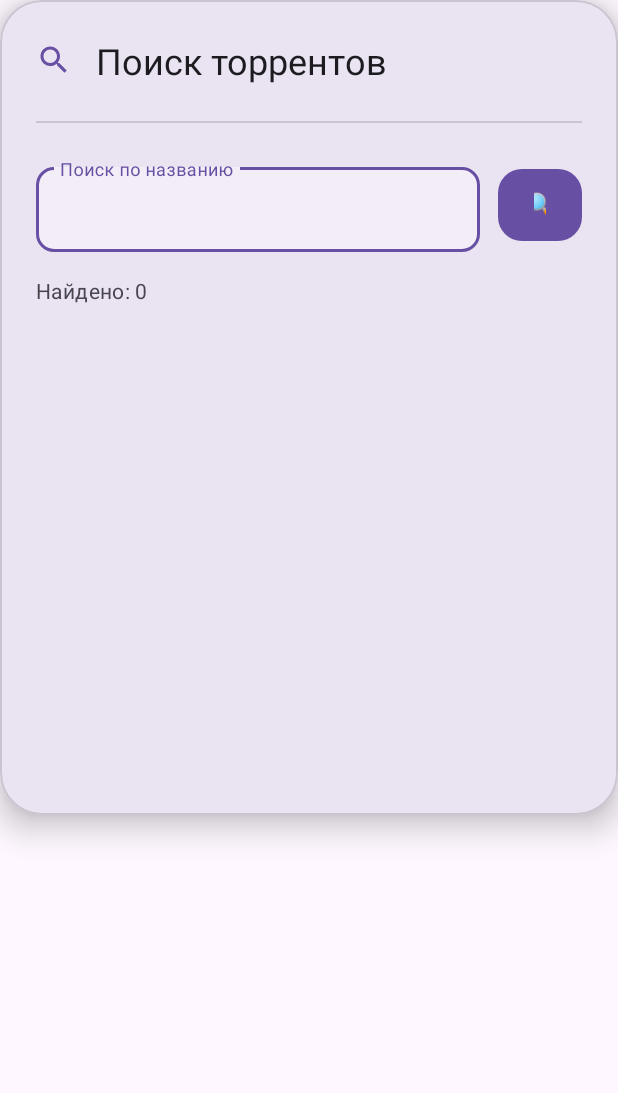
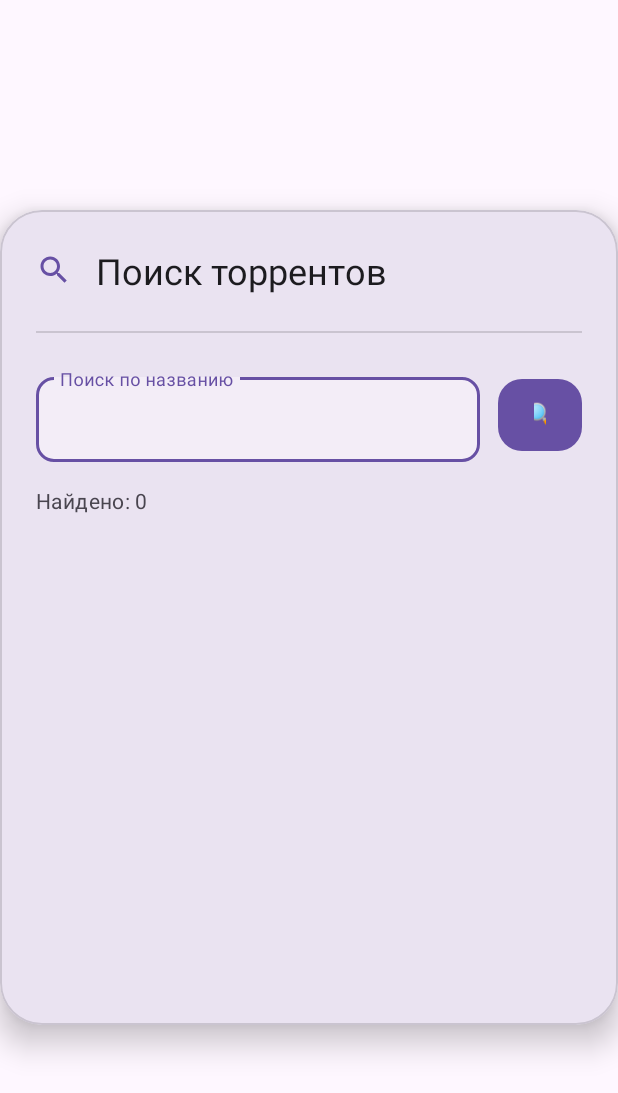
Before and after one commit to VizzleTF/LibreKinopoisk, an Android app: the layout dialog_torrent_search.xml on its own in the app's theme, with its tools: preview values and no code run, on a phone screen of 412 x 824 dp. Shown: the top 1093 px of the screen. Run offline under Robolectric (Android 15) with nearby library versions, the phone set to English and light mode, and no system bars.

Commit message:
fix(ui): исправлен эффект жидкого стекла - добавлена прозрачность, центрирование меню, убран блюр поверх элементов

```diff
--- a/app/src/main/java/com/movietorr/android/SettingsFragment.kt
+++ b/app/src/main/java/com/movietorr/android/SettingsFragment.kt
@@ -30,10 +30,11 @@ class SettingsFragment : DialogFragment() {
     override fun onViewCreated(view: View, savedInstanceState: Bundle?) {
         super.onViewCreated(view, savedInstanceState)
 
-        // Эффект блюра для Android 12+
-        if (android.os.Build.VERSION.SDK_INT >= android.os.Build.VERSION_CODES.S) {
-            binding.root.setRenderEffect(android.graphics.RenderEffect.createBlurEffect(16f, 16f, android.graphics.Shader.TileMode.CLAMP))
-        }
+        // Центрируем диалог
+        dialog?.window?.setLayout(
+            ViewGroup.LayoutParams.WRAP_CONTENT,
+            ViewGroup.LayoutParams.WRAP_CONTENT
+        )
 
         setupAllSitesRecycler()
         setupAddSiteButton()
--- a/app/src/main/java/com/movietorr/android/TorrentSearchDialog.kt
+++ b/app/src/main/java/com/movietorr/android/TorrentSearchDialog.kt
@@ -46,12 +46,6 @@ class TorrentSearchDialog(
         setupDialog(dialogView)
         setupRecyclerView()
         setupListeners()
-
-        // Эффект блюра для Android 12+
-        if (android.os.Build.VERSION.SDK_INT >= android.os.Build.VERSION_CODES.S) {
-            val cardView = dialogView.findViewById<com.google.android.material.card.MaterialCardView>(R.id.rootCardView)
-            cardView?.setRenderEffect(android.graphics.RenderEffect.createBlurEffect(16f, 16f, android.graphics.Shader.TileMode.CLAMP))
-        }
 
         // Предзаполняем поле поиска если есть данные
         if (presetTitle.isNotEmpty()) {
--- a/app/src/main/res/drawable-night/liquid_glass_bg.xml
+++ b/app/src/main/res/drawable-night/liquid_glass_bg.xml
@@ -1,16 +1,36 @@
 <layer-list xmlns:android="http://schemas.android.com/apk/res/android">
-    <item>
-        <shape android:shape="rectangle">
-            <solid android:color="#CC222222"/>
-            <corners android:radius="28dp"/>
-        </shape>
-    </item>
+    <!-- Основной полупрозрачный фон -->
     <item>
         <shape android:shape="rectangle">
             <gradient
                 android:type="linear"
                 android:angle="90"
-                android:startColor="#40FFFFFF"
+                android:startColor="#60222222"
+                android:centerColor="#40222222"
+                android:endColor="#20222222"/>
+            <corners android:radius="28dp"/>
+        </shape>
+    </item>
+    <!-- Дополнительный слой для эффекта стекла -->
+    <item>
+        <shape android:shape="rectangle">
+            <gradient
+                android:type="radial"
+                android:gradientRadius="200dp"
+                android:centerX="0.5"
+                android:centerY="0.3"
+                android:startColor="#30FFFFFF"
+                android:endColor="#00FFFFFF"/>
+            <corners android:radius="28dp"/>
+        </shape>
+    </item>
+    <!-- Shine-эффект -->
+    <item>
+        <shape android:shape="rectangle">
+            <gradient
+                android:type="linear"
+                android:angle="90"
+                android:startColor="#20FFFFFF"
                 android:endColor="#00FFFFFF"/>
             <corners android:radius="28dp"/>
         </shape>
--- a/app/src/main/res/drawable/liquid_glass_bg.xml
+++ b/app/src/main/res/drawable/liquid_glass_bg.xml
@@ -1,16 +1,36 @@
 <layer-list xmlns:android="http://schemas.android.com/apk/res/android">
-    <item>
-        <shape android:shape="rectangle">
-            <solid android:color="#CCFFFFFF"/>
-            <corners android:radius="28dp"/>
-        </shape>
-    </item>
+    <!-- Основной полупрозрачный фон -->
     <item>
         <shape android:shape="rectangle">
             <gradient
                 android:type="linear"
                 android:angle="90"
-                android:startColor="#40FFFFFF"
+                android:startColor="#60FFFFFF"
+                android:centerColor="#40FFFFFF"
+                android:endColor="#20FFFFFF"/>
+            <corners android:radius="28dp"/>
+        </shape>
+    </item>
+    <!-- Дополнительный слой для эффекта стекла -->
+    <item>
+        <shape android:shape="rectangle">
+            <gradient
+                android:type="radial"
+                android:gradientRadius="200dp"
+                android:centerX="0.5"
+                android:centerY="0.3"
+                android:startColor="#30FFFFFF"
+                android:endColor="#00FFFFFF"/>
+            <corners android:radius="28dp"/>
+        </shape>
+    </item>
+    <!-- Shine-эффект -->
+    <item>
+        <shape android:shape="rectangle">
+            <gradient
+                android:type="linear"
+                android:angle="90"
+                android:startColor="#20FFFFFF"
                 android:endColor="#00FFFFFF"/>
             <corners android:radius="28dp"/>
         </shape>
--- a/app/src/main/res/layout/dialog_torrent_search.xml
+++ b/app/src/main/res/layout/dialog_torrent_search.xml
@@ -4,9 +4,10 @@
     android:id="@+id/rootCardView"
     android:layout_width="wrap_content"
     android:layout_height="wrap_content"
-    android:background="@drawable/liquid_glass_bg"
+    android:layout_gravity="center"
     app:cardCornerRadius="28dp"
-    app:cardElevation="12dp">
+    app:cardElevation="12dp"
+    android:background="@drawable/liquid_glass_bg">
 
     <LinearLayout
         android:layout_width="match_parent"
--- a/app/src/main/res/layout/fragment_settings.xml
+++ b/app/src/main/res/layout/fragment_settings.xml
@@ -3,6 +3,7 @@
     xmlns:app="http://schemas.android.com/apk/res-auto"
     android:layout_width="wrap_content"
     android:layout_height="wrap_content"
+    android:layout_gravity="center"
     app:cardCornerRadius="28dp"
     app:cardElevation="12dp"
     android:background="@drawable/liquid_glass_bg">
```
